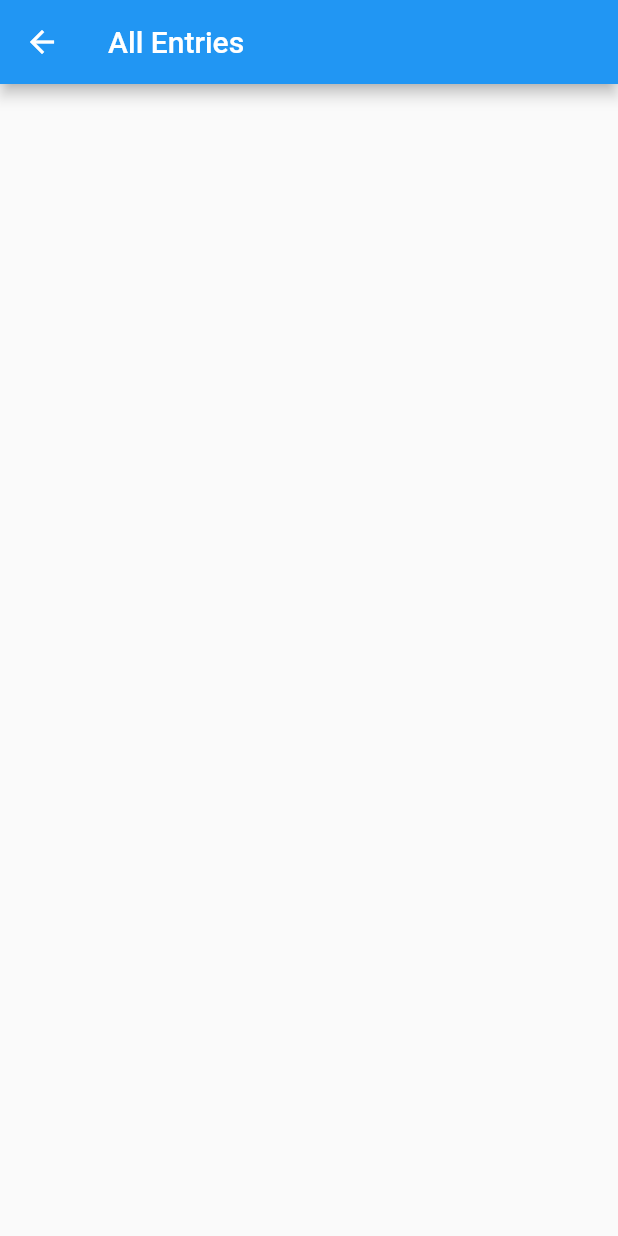
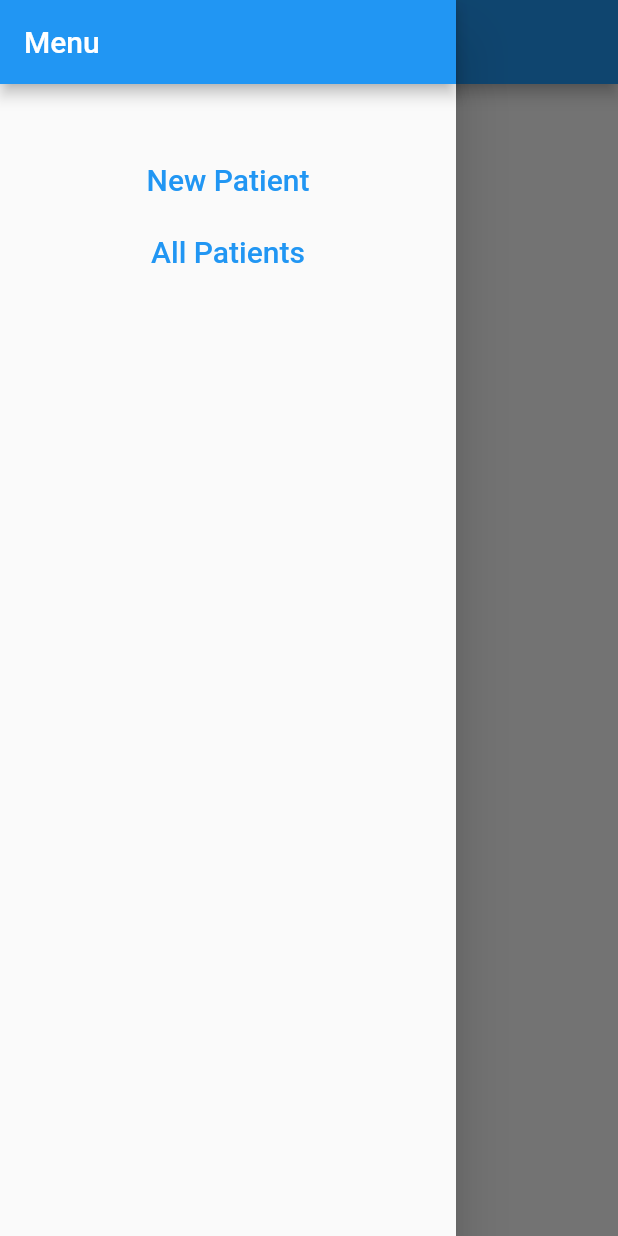
Before and after one commit to ManasviPatidar/mpgov-health, a Flutter app: the HistoryPage screen opened by its route, with the side drawer open (before the commit the screen has no drawer), on a phone screen of 412 x 824 dp. Run offline on Flutter 3.47's test engine with Material 2 defaults, Android fonts, the phone set to English and light mode, and no system bars; our stand-ins replace cloud_firestore, firebase_core, get; accounts and stored records are empty.

Commit message:
feat: Add drawer.

```diff
--- a/lib/details.dart
+++ b/lib/details.dart
@@ -70,7 +70,7 @@ class _DetailsPageState extends State<DetailsPage> {
       ];
     } else {
       details = [
-        ['Name', data['name']],
+        ['Name', data['name'] ?? 'NAME'],
         ['Age', (data['age'] ?? 0).toString()],
         ['Phone number', (data['phone'] ?? 'Not added')],
         ['Gender', (data['gender'] ?? 'Not selected')],
--- /dev/null
+++ b/lib/drawer.dart
@@ -0,0 +1,36 @@
+import 'package:flutter/material.dart';
+import 'package:get/get.dart';
+
+Drawer buildDrawer(context) {
+  return Drawer(
+    child: Column(
+      children: [
+        AppBar(
+          title: const Text('Menu'),
+          automaticallyImplyLeading: false,
+        ),
+        const SizedBox(height: 40),
+        TextButton(
+          onPressed: () {
+            Navigator.of(context).pop();
+            Get.offNamed('/home');
+          },
+          child: const Text(
+            'New Patient',
+            style: TextStyle(fontSize: 20),
+          ),
+        ),
+        TextButton(
+          onPressed: () {
+            Navigator.of(context).pop();
+            Get.offNamed('/history');
+          },
+          child: const Text(
+            'All Patients',
+            style: TextStyle(fontSize: 20),
+          ),
+        ),
+      ],
+    ),
+  );
+}
--- a/lib/history.dart
+++ b/lib/history.dart
@@ -1,6 +1,7 @@
 import 'package:cloud_firestore/cloud_firestore.dart';
 import 'package:flutter/material.dart';
 import 'package:get/get.dart';
+import 'package:mpgov/drawer.dart';
 
 class HistoryPage extends StatefulWidget {
   const HistoryPage({Key? key}) : super(key: key);
@@ -20,7 +21,7 @@ class _HistoryPageState extends State<HistoryPage> {
         if (result.hasData && result.data != null) {
           return Scaffold(
             appBar: AppBar(
-              title: const Text('All Entries'),
+              title: const Text('All Patients'),
             ),
             body: ListView.builder(
               itemCount: entries.length,
@@ -30,18 +31,23 @@ class _HistoryPageState extends State<HistoryPage> {
                     Get.toNamed('/details', arguments: entries[index]['id']);
                   },
                   child: ListTile(
-                    title: Text(entries[index]['name'] ?? ''),
-                    subtitle: Text(entries[index]['phone'] ?? ''),
+                    title: Text(entries[index]['name'] ?? 'Patient'),
+                    subtitle: Text(entries[index]['phone'] ?? 'Phone'),
                   ),
                 );
               },
             ),
+            drawer: buildDrawer(context),
           );
         } else {
-          return const Scaffold(
-            body: Center(
+          return Scaffold(
+            appBar: AppBar(
+              title: const Text('All Patients'),
+            ),
+            body: const Center(
               child: CircularProgressIndicator(),
             ),
+            drawer: buildDrawer(context),
           );
         }
       },
```
Also changed, not shown: lib/home.dart (+2 -8 lines).
